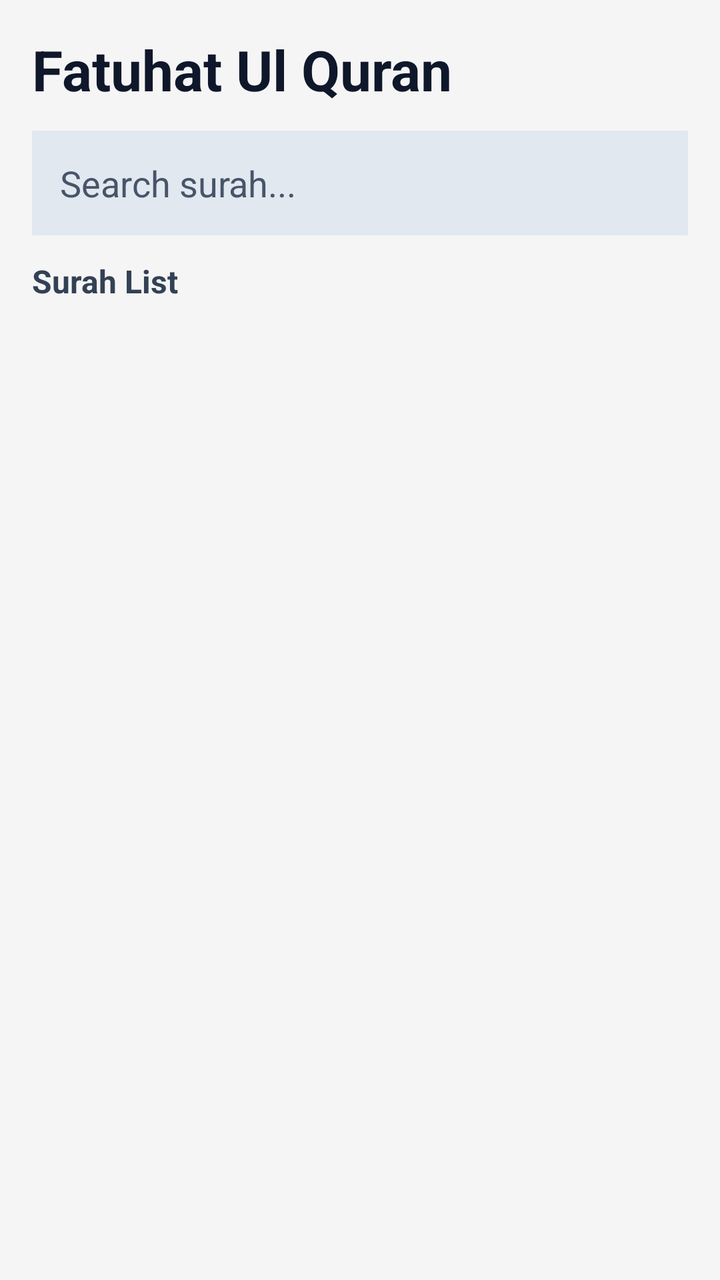
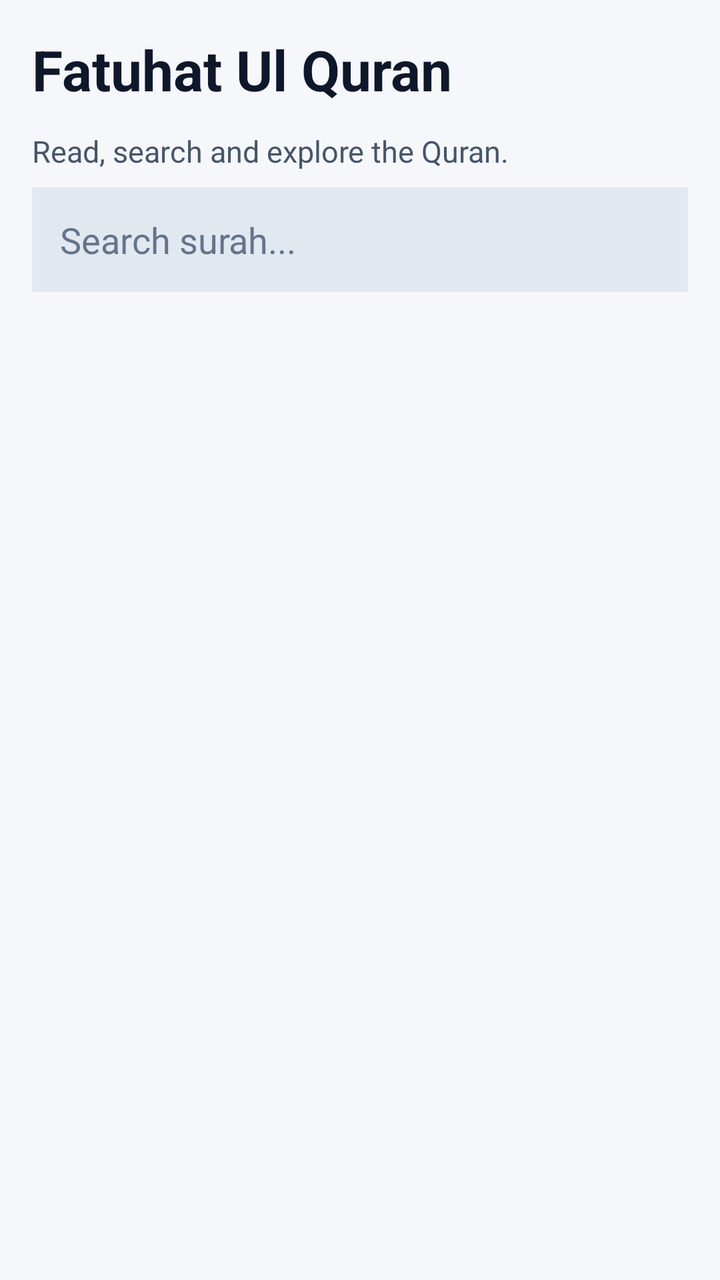

Screens rendered from an Android XML layout before and after an edit, with the pre-edit source and the edit as a unified diff.
<!-- AndroidManifest.xml: application theme Theme.FatuhatUlQuran -->
<!-- res/layout/activity_main.xml -->
<?xml version="1.0" encoding="utf-8"?>
<LinearLayout xmlns:android="http://schemas.android.com/apk/res/android"
    xmlns:tools="http://schemas.android.com/tools"
    android:layout_width="match_parent"
    android:layout_height="match_parent"
    android:background="#F5F5F5"
    android:orientation="vertical"
    android:padding="16dp">

    <TextView
        android:layout_width="match_parent"
        android:layout_height="wrap_content"
        android:layout_marginBottom="12dp"
        android:text="@string/app_title"
        android:textColor="#0F172A"
        android:textSize="28sp"
        android:textStyle="bold" />

    <EditText
        android:id="@+id/searchEditText"
        android:layout_width="match_parent"
        android:layout_height="wrap_content"
        android:layout_marginBottom="12dp"
        android:background="#E2E8F0"
        android:hint="@string/search_hint"
        android:inputType="textCapWords"
        android:padding="14dp"
        android:textColor="#0F172A"
        android:textColorHint="#475569" />

    <TextView
        android:layout_width="match_parent"
        android:layout_height="wrap_content"
        android:layout_marginBottom="8dp"
        android:text="@string/surah_list_title"
        android:textColor="#334155"
        android:textSize="16sp"
        android:textStyle="bold" />

    <androidx.recyclerview.widget.RecyclerView
        android:id="@+id/surahRecyclerView"
        android:layout_width="match_parent"
        android:layout_height="match_parent"
        tools:listitem="@layout/item_surah" />

</LinearLayout>
<!-- res/layout/item_surah.xml (included above) -->
<?xml version="1.0" encoding="utf-8"?>
<LinearLayout xmlns:android="http://schemas.android.com/apk/res/android"
    android:layout_width="match_parent"
    android:layout_height="wrap_content"
    android:background="#FFFFFF"
    android:orientation="vertical"
    android:padding="16dp">

    <TextView
        android:id="@+id/surahTitleText"
        android:layout_width="match_parent"
        android:layout_height="wrap_content"
        android:textColor="#0F172A"
        android:textSize="20sp"
        android:textStyle="bold" />

    <TextView
        android:id="@+id/surahDetailText"
        android:layout_width="match_parent"
        android:layout_height="wrap_content"
        android:layout_marginTop="4dp"
        android:textColor="#475569"
        android:textSize="14sp" />

</LinearLayout>
<!-- resources referenced by this layout -->
<resources>
  <string name="app_title">Fatuhat Ul Quran</string>
  <string name="search_hint">Search surah...</string>
  <string name="surah_list_title">Surah List</string>
  <style name="Theme.FatuhatUlQuran" parent="Theme.Material3.DayNight.NoActionBar">
          <item name="colorPrimary">@color/primary_blue</item>
          <item name="colorPrimaryVariant">@color/purple_700</item>
          <item name="colorSecondary">@color/teal_200</item>
          <item name="android:statusBarColor">@color/primary_blue</item>
          <item name="android:windowBackground">@color/surface_light</item>
      </style>
  <color name="primary_blue">#0F172A</color>
  <color name="purple_700">#FF3700B3</color>
  <color name="teal_200">#FF03DAC5</color>
  <color name="surface_light">#F8FAFC</color>
</resources>

<!-- the commit's change to res/layout/activity_main.xml (unified diff, before → after) -->
@@ -1,9 +1,8 @@
 <?xml version="1.0" encoding="utf-8"?>
 <LinearLayout xmlns:android="http://schemas.android.com/apk/res/android"
-    xmlns:tools="http://schemas.android.com/tools"
     android:layout_width="match_parent"
     android:layout_height="match_parent"
-    android:background="#F5F5F5"
+    android:background="#F5F7FA"
     android:orientation="vertical"
     android:padding="16dp">
 
@@ -16,57 +15,28 @@
         android:textSize="28sp"
         android:textStyle="bold" />
 
+    <TextView
+        android:layout_width="match_parent"
+        android:layout_height="wrap_content"
+        android:layout_marginBottom="8dp"
+        android:text="@string/subtitle"
+        android:textColor="#475569"
+        android:textSize="15sp" />
+
     <EditText
         android:id="@+id/searchEditText"
         android:layout_width="match_parent"
         android:layout_height="wrap_content"
-        android:layout_marginBottom="12dp"
+        android:layout_marginBottom="16dp"
         android:background="#E2E8F0"
         android:hint="@string/search_hint"
-        android:inputType="textCapWords"
         android:padding="14dp"
         android:textColor="#0F172A"
-        android:textColorHint="#475569" />
-
-    <TextView
-        android:layout_width="match_parent"
-        android:layout_height="wrap_content"
-        android:layout_marginBottom="8dp"
-        android:text="@string/surah_list_title"
-        android:textColor="#334155"
-        android:textSize="16sp"
-        android:textStyle="bold" />
+        android:textColorHint="#64748B" />
 
     <androidx.recyclerview.widget.RecyclerView
         android:id="@+id/surahRecyclerView"
         android:layout_width="match_parent"
-        android:layout_height="match_parent"
-        tools:listitem="@layout/item_surah" />
+        android:layout_height="match_parent" />
 
 </LinearLayout>
-<!-- res/layout/item_surah.xml (included above) -->
-<?xml version="1.0" encoding="utf-8"?>
-<LinearLayout xmlns:android="http://schemas.android.com/apk/res/android"
-    android:layout_width="match_parent"
-    android:layout_height="wrap_content"
-    android:background="#FFFFFF"
-    android:orientation="vertical"
-    android:padding="16dp">
-
-    <TextView
-        android:id="@+id/surahTitleText"
-        android:layout_width="match_parent"
-        android:layout_height="wrap_content"
-        android:textColor="#0F172A"
-        android:textSize="20sp"
-        android:textStyle="bold" />
-
-    <TextView
-        android:id="@+id/surahDetailText"
-        android:layout_width="match_parent"
-        android:layout_height="wrap_content"
-        android:layout_marginTop="4dp"
-        android:textColor="#475569"
-        android:textSize="14sp" />
-
-</LinearLayout>
<!-- resource entries referenced after the edit -->
@@ -2,17 +2,15 @@
 <resources>
   <string name="app_title">Fatuhat Ul Quran</string>
   <string name="search_hint">Search surah...</string>
-  <string name="surah_list_title">Surah List</string>
+  <string name="subtitle">Read, search and explore the Quran.</string>
   <style name="Theme.FatuhatUlQuran" parent="Theme.Material3.DayNight.NoActionBar">
           <item name="colorPrimary">@color/primary_blue</item>
-          <item name="colorPrimaryVariant">@color/purple_700</item>
-          <item name="colorSecondary">@color/teal_200</item>
+          <item name="colorPrimaryVariant">@color/primary_blue</item>
+          <item name="colorSecondary">#14B8A6</item>
           <item name="android:statusBarColor">@color/primary_blue</item>
-          <item name="android:windowBackground">@color/surface_light</item>
+          <item name="android:windowBackground">@color/surface</item>
       </style>
   <color name="primary_blue">#0F172A</color>
-  <color name="purple_700">#FF3700B3</color>
-  <color name="teal_200">#FF03DAC5</color>
-  <color name="surface_light">#F8FAFC</color>
+  <color name="surface">#F8FAFC</color>
 </resources>
 
